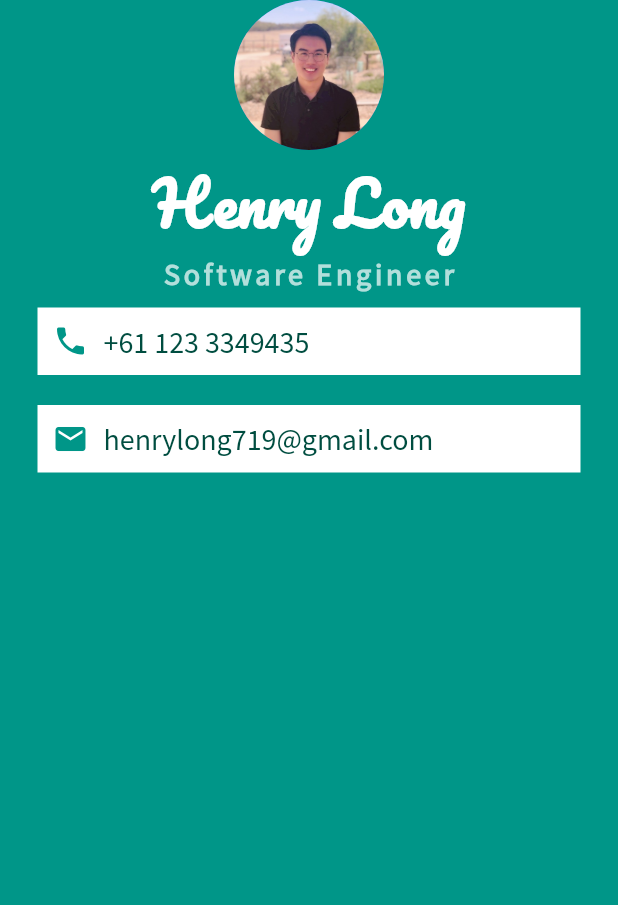
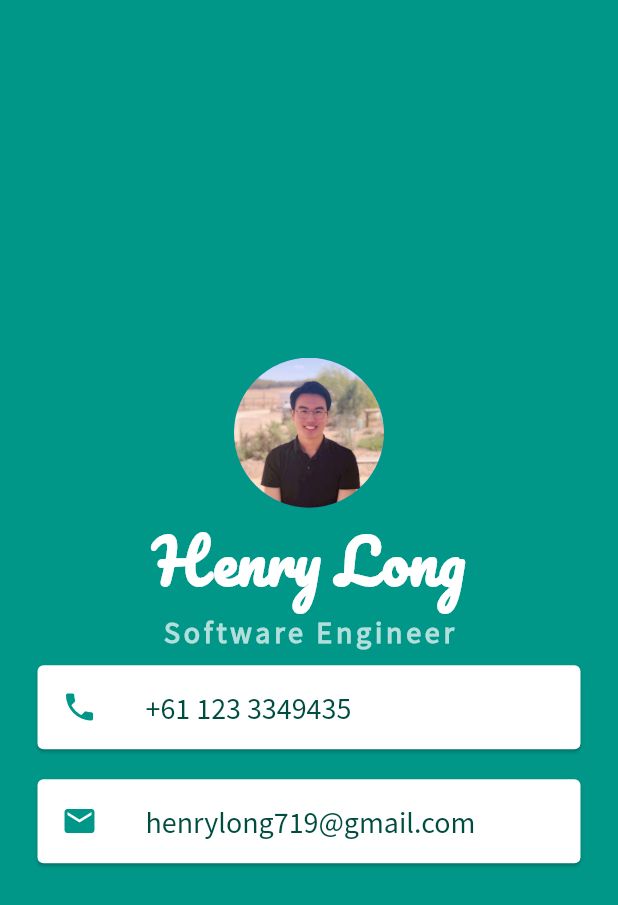
Before and after one commit to henrylong719/flutter_projects, a Flutter app: the screen it shows after launch, on a phone screen of 412 x 824 dp. Shown: the top 905 px of the screen. Run offline on Flutter 3.47's test engine with Material 2 defaults, Android fonts, the phone set to English and light mode, and no system bars.

Commit message:
Replace containers with cards

```diff
--- a/lib/main.dart
+++ b/lib/main.dart
@@ -14,6 +14,7 @@ class MyApp extends StatelessWidget {
         backgroundColor: Colors.teal,
         body: SafeArea(
             child: Column(
+          mainAxisAlignment: MainAxisAlignment.center,
           children: [
             CircleAvatar(
               radius: 50.0,
@@ -38,52 +39,38 @@ class MyApp extends StatelessWidget {
                   letterSpacing: 2.5,
                   fontWeight: FontWeight.bold),
             ),
-            Container(
-              padding: EdgeInsets.all(10.0),
-              color: Colors.white,
-              margin: EdgeInsets.symmetric(vertical: 10.0, horizontal: 25.0),
-              child: Row(
-                children: [
-                  Icon(
+            Card(
+                color: Colors.white,
+                margin: EdgeInsets.symmetric(vertical: 10.0, horizontal: 25.0),
+                child: ListTile(
+                  leading: Icon(
                     Icons.phone,
                     color: Colors.teal,
                   ),
-                  SizedBox(
-                    width: 10.0,
-                  ),
-                  Text(
+                  title: Text(
                     '+61 123 3349435',
                     style: TextStyle(
                         color: Colors.teal.shade900,
                         fontFamily: 'Source Sans Pro',
                         fontSize: 20.0),
                   ),
-                ],
-              ),
-            ),
-            Container(
-              padding: EdgeInsets.all(10.0),
-              color: Colors.white,
-              margin: EdgeInsets.symmetric(vertical: 10.0, horizontal: 25.0),
-              child: Row(
-                children: [
-                  Icon(
+                )),
+            Card(
+                color: Colors.white,
+                margin: EdgeInsets.symmetric(vertical: 10.0, horizontal: 25.0),
+                child: ListTile(
+                  leading: Icon(
                     Icons.email,
                     color: Colors.teal,
                   ),
-                  SizedBox(
-                    width: 10.0,
-                  ),
-                  Text(
+                  title: Text(
                     'henrylong719@gmail.com',
                     style: TextStyle(
                         color: Colors.teal.shade900,
                         fontFamily: 'Source Sans Pro',
                         fontSize: 20.0),
                   ),
-                ],
-              ),
-            )
+                ))
           ],
         )),
       ),
```
